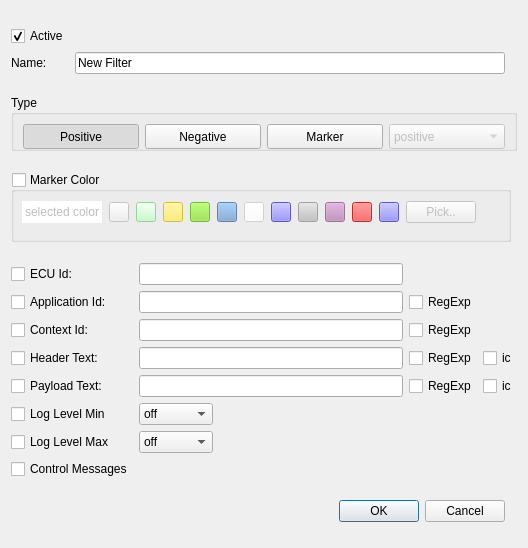
COVESA/dlt-viewer, file src/filterdialog.ui: the form before one commit.
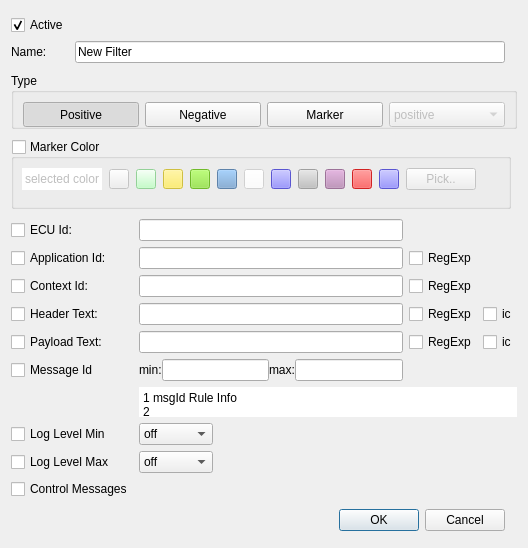
The form after the commit. Icons and pictures are not drawn.

Commit message: add extended nonverbose messageid support: column,filter,search

The edit to the form file:
```diff
--- a/src/filterdialog.ui
+++ b/src/filterdialog.ui
@@ -255,7 +255,7 @@
        </property>
       </widget>
      </item>
-     <item row="7" column="0">
+     <item row="9" column="0">
       <widget class="QCheckBox" name="checkBoxCtrlMsgs">
        <property name="text">
         <string>Control Messages</string>
@@ -290,7 +290,7 @@
        </property>
       </widget>
      </item>
-     <item row="6" column="1">
+     <item row="8" column="1">
       <widget class="QComboBox" name="comboBoxLogLevelMax">
        <item>
         <property name="text">
@@ -329,14 +329,14 @@
        </item>
       </widget>
      </item>
-     <item row="6" column="0">
+     <item row="8" column="0">
       <widget class="QCheckBox" name="checkBoxLogLevelMax">
        <property name="text">
         <string>Log Level Max</string>
        </property>
       </widget>
      </item>
-     <item row="5" column="0">
+     <item row="7" column="0">
       <widget class="QCheckBox" name="checkBoxLogLevelMin">
        <property name="text">
         <string>Log Level Min</string>
@@ -389,7 +389,7 @@
      <item row="1" column="1" colspan="2">
       <widget class="QLineEdit" name="lineEditApplicationId"/>
      </item>
-     <item row="5" column="1">
+     <item row="7" column="1">
       <widget class="QComboBox" name="comboBoxLogLevelMin">
        <item>
         <property name="text">
@@ -428,7 +428,7 @@
        </item>
       </widget>
      </item>
-     <item row="5" column="2">
+     <item row="7" column="2">
       <spacer name="horizontalSpacer">
        <property name="orientation">
         <enum>Qt::Horizontal</enum>
@@ -441,6 +441,92 @@
        </property>
       </spacer>
      </item>
+
+     <item row="5" column="0">
+      <widget class="QCheckBox" name="checkBoxMessageId">
+       <property name="text">
+        <string>Message Id</string>
+       </property>
+      </widget>
+     </item>
+     <item row="5" column="1" colspan="2">
+      <layout class="QHBoxLayout" name="horizontalLayout_msgId">
+       <property name="spacing">
+        <number>0</number>
+       </property>
+       <item>
+        <widget class="QLabel" name="label_msgIdMin">
+         <property name="text">
+          <string>min:</string>
+         </property>
+        </widget>
+       </item>
+       <item>
+        <widget class="QLineEdit" name="lineEdit_msgIdMin"/>
+       </item>
+       <item>
+        <widget class="QLabel" name="label_msgIdMax">
+         <property name="text">
+          <string>max:</string>
+         </property>
+        </widget>
+       </item>
+       <item>
+        <widget class="QLineEdit" name="lineEdit_msgIdMax"/>
+       </item>
+      </layout>
+     </item>
+     <item row="6" column="1" colspan="4">
+      <widget class="QPlainTextEdit" name="plainTextEdit_msgIdRule">
+       <property name="sizePolicy">
+        <sizepolicy hsizetype="Expanding" vsizetype="Minimum">
+         <horstretch>0</horstretch>
+         <verstretch>0</verstretch>
+        </sizepolicy>
+       </property>
+       <property name="minimumSize">
+        <size>
+         <width>0</width>
+         <height>30</height>
+        </size>
+       </property>
+       <property name="maximumSize">
+        <size>
+         <width>16777215</width>
+         <height>30</height>
+        </size>
+       </property>
+       <property name="frameShape">
+        <enum>QFrame::NoFrame</enum>
+       </property>
+       <property name="frameShadow">
+        <enum>QFrame::Plain</enum>
+       </property>
+       <property name="lineWidth">
+        <number>0</number>
+       </property>
+       <property name="verticalScrollBarPolicy">
+        <enum>Qt::ScrollBarAlwaysOff</enum>
+       </property>
+       <property name="horizontalScrollBarPolicy">
+        <enum>Qt::ScrollBarAlwaysOff</enum>
+       </property>
+       <property name="sizeAdjustPolicy">
+        <enum>QAbstractScrollArea::AdjustToContents</enum>
+       </property>
+       <property name="undoRedoEnabled">
+        <bool>false</bool>
+       </property>
+       <property name="plainText">
+        <string>1 msgId Rule Info
+2
+3</string>
+       </property>
+       <property name="textInteractionFlags">
+        <set>Qt::TextSelectableByMouse</set>
+       </property>
+      </widget>
+     </item>
     </layout>
    </item>
    <item row="6" column="0" colspan="2">
```
The commit also changes 17 other files.
